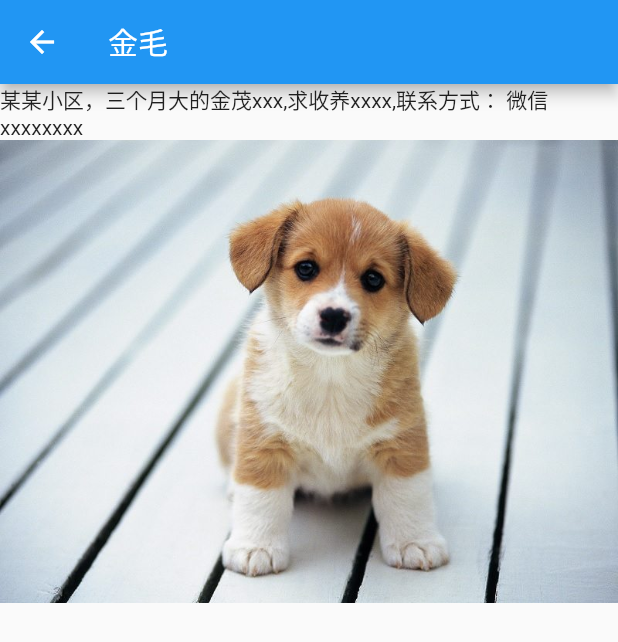
After one commit to mikexfreeze/pet_planet_flutter, a Flutter app: the HomePage screen opened directly, after a tap on "金毛求收养", on a phone screen of 412 x 824 dp. The commit adds this screen. Shown: the top 642 px of the screen. Run offline on Flutter 3.47's test engine with Material 2 defaults, Android fonts, the phone set to English and light mode, and no system bars.

Commit message:
详情页面

```diff
--- a/lib/pages/home/pet_card.dart
+++ b/lib/pages/home/pet_card.dart
@@ -1,4 +1,5 @@
 import 'package:flutter/material.dart';
+import 'package:petplanet/pages/pet_detail/pet_detail.dart';
 
 class PetCard extends StatelessWidget {
   @override
@@ -13,7 +14,17 @@ class PetCard extends StatelessWidget {
       )
     );
 
-    return Container(
+    return InkWell(
+      onTap: () => Navigator.of(context).push<void>(
+        MaterialPageRoute(
+          builder: (context) => PetDetail(
+//            id: index,
+//            song: songNames[index],
+//            color: color,
+          ),
+        ),
+      ),
+      child: Container(
         child: Column(
             crossAxisAlignment: CrossAxisAlignment.stretch,
             children: [
@@ -38,6 +49,7 @@ class PetCard extends StatelessWidget {
               ),
             ]
         ),
+      ),
     );
   }
 }
--- /dev/null
+++ b/lib/pages/pet_detail/pet_detail.dart
@@ -0,0 +1,30 @@
+import 'package:flutter/cupertino.dart';
+import 'package:flutter/material.dart';
+
+class PetDetail extends StatefulWidget {
+  @override
+  _PetDetailState createState() => _PetDetailState();
+}
+
+class _PetDetailState extends State {
+
+  Widget _buildBody() {
+    return SafeArea(
+      child: Column(
+        children: <Widget>[
+          Text('某某小区，三个月大的金茂xxx,求收养xxxx,联系方式： 微信 xxxxxxxx'),
+          Image(
+            image: AssetImage('assets/exmaple/pet_images/0-0.jpg'),
+          ),
+        ],
+      ),
+    );
+  }
+  @override
+  Widget build(BuildContext context) {
+    return Scaffold(
+      appBar: AppBar(title: Text('金毛')),
+      body: _buildBody(),
+    );
+  }
+}
```
Lines whose indentation alone changed are shown as unchanged.
